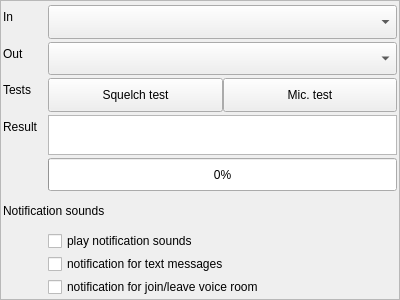
Qt form src/blackgui/components/audiosetupcomponent.ui (swift-project/pilotclient) before a commit.
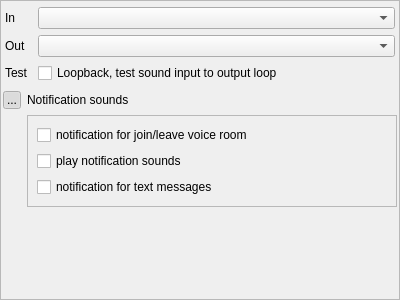
The same form after that commit. Icons and pictures are not drawn.

Commit message: refs #381, adjust GUI for new voice vatlib * Only 1 volume * No tests (squelch ...) * loopback * required backed functions in context

Patch:
```diff
--- a/src/blackgui/components/audiosetupcomponent.ui
+++ b/src/blackgui/components/audiosetupcomponent.ui
@@ -20,23 +20,23 @@
    <enum>QFrame::Raised</enum>
   </property>
   <layout class="QVBoxLayout" name="vl_AudioSetup">
-   <property name="spacing">
-    <number>3</number>
-   </property>
    <property name="leftMargin">
-    <number>0</number>
+    <number>2</number>
    </property>
    <property name="topMargin">
-    <number>0</number>
+    <number>2</number>
    </property>
    <property name="rightMargin">
-    <number>0</number>
+    <number>2</number>
    </property>
    <property name="bottomMargin">
-    <number>0</number>
+    <number>2</number>
    </property>
    <item>
     <layout class="QFormLayout" name="fl_SetupAudio">
+     <property name="sizeConstraint">
+      <enum>QLayout::SetDefaultConstraint</enum>
+     </property>
      <property name="fieldGrowthPolicy">
       <enum>QFormLayout::AllNonFixedFieldsGrow</enum>
      </property>
@@ -98,139 +98,106 @@
      <item row="2" column="0">
       <widget class="QLabel" name="lbl_SetupAudioVoiceTests">
        <property name="text">
-        <string>Tests</string>
+        <string>Test</string>
        </property>
       </widget>
      </item>
      <item row="2" column="1">
-      <widget class="QWidget" name="wi_SetupAudioTests" native="true">
-       <layout class="QHBoxLayout" name="hl_SetupAudioTestsTop">
-        <property name="spacing">
-         <number>0</number>
-        </property>
-        <property name="leftMargin">
-         <number>0</number>
-        </property>
-        <property name="topMargin">
-         <number>0</number>
-        </property>
-        <property name="rightMargin">
-         <number>0</number>
-        </property>
-        <property name="bottomMargin">
-         <number>0</number>
-        </property>
-        <item>
-         <layout class="QHBoxLayout" name="hl_SetupAudioTests">
-          <item>
-           <widget class="QPushButton" name="pb_SetupAudioSquelchTest">
-            <property name="sizePolicy">
-             <sizepolicy hsizetype="Preferred" vsizetype="Preferred">
-              <horstretch>0</horstretch>
-              <verstretch>0</verstretch>
-             </sizepolicy>
-            </property>
-            <property name="maximumSize">
-             <size>
-              <width>16777215</width>
-              <height>16777215</height>
-             </size>
-            </property>
-            <property name="autoFillBackground">
-             <bool>false</bool>
-            </property>
-            <property name="text">
-             <string>Squelch test</string>
-            </property>
-           </widget>
-          </item>
-          <item>
-           <widget class="QPushButton" name="pb_SetupAudioMicrophoneTest">
-            <property name="sizePolicy">
-             <sizepolicy hsizetype="Preferred" vsizetype="Preferred">
-              <horstretch>0</horstretch>
-              <verstretch>0</verstretch>
-             </sizepolicy>
-            </property>
-            <property name="maximumSize">
-             <size>
-              <width>16777215</width>
-              <height>16777215</height>
-             </size>
-            </property>
-            <property name="text">
-             <string>Mic. test</string>
-            </property>
-           </widget>
-          </item>
-         </layout>
-        </item>
-       </layout>
+      <widget class="QCheckBox" name="cb_SetupAudioLoopback">
+       <property name="text">
+        <string>Loopback, test sound input to output loop</string>
+       </property>
       </widget>
      </item>
-     <item row="3" column="0">
-      <widget class="QLabel" name="lbl_SetupAudioTestActionAndResult">
+    </layout>
+   </item>
+   <item>
+    <layout class="QGridLayout" name="gl_NotificationSounds">
+     <item row="0" column="1">
+      <widget class="QLabel" name="lbl_NotificationSounds">
        <property name="text">
-        <string>Result</string>
+        <string>Notification sounds</string>
        </property>
       </widget>
      </item>
-     <item row="3" column="1">
-      <widget class="QPlainTextEdit" name="pte_SetupAudioTestActionAndResult">
+     <item row="0" column="0">
+      <widget class="QToolButton" name="tb_ExpandNotificationSounds">
        <property name="maximumSize">
         <size>
-         <width>16777215</width>
-         <height>40</height>
+         <width>18</width>
+         <height>18</height>
         </size>
        </property>
-       <property name="readOnly">
-        <bool>true</bool>
+       <property name="toolTip">
+        <string>Toggle visibility</string>
        </property>
-      </widget>
-     </item>
-     <item row="4" column="1">
-      <widget class="QProgressBar" name="prb_SetupAudioTestProgress">
-       <property name="sizePolicy">
-        <sizepolicy hsizetype="Preferred" vsizetype="Preferred">
-         <horstretch>0</horstretch>
-         <verstretch>0</verstretch>
-        </sizepolicy>
+       <property name="text">
+        <string>...</string>
        </property>
-       <property name="value">
-        <number>0</number>
+       <property name="icon">
+        <iconset resource="../../blackmisc/blackmisc.qrc">
+         <normaloff>:/diagona/icons/diagona/icons/toggle-expand.png</normaloff>
+         <normalon>:/diagona/icons/diagona/icons/toggle.png</normalon>:/diagona/icons/diagona/icons/toggle-expand.png</iconset>
        </property>
-      </widget>
-     </item>
-     <item row="5" column="0" colspan="2">
-      <widget class="QLabel" name="lbl_SetupAudioNotificationSounds">
-       <property name="text">
-        <string>Notification sounds</string>
+       <property name="checkable">
+        <bool>true</bool>
        </property>
-      </widget>
-     </item>
-     <item row="6" column="1">
-      <widget class="QCheckBox" name="cb_SetupAudioPlayNotificationSounds">
-       <property name="text">
-        <string>play notification sounds</string>
+       <property name="checked">
+        <bool>true</bool>
        </property>
       </widget>
      </item>
-     <item row="7" column="1">
-      <widget class="QCheckBox" name="cb_SetupAudioNotificationTextMessage">
-       <property name="text">
-        <string>notification for text messages</string>
+     <item row="2" column="1">
+      <widget class="QFrame" name="fr_NotificationSoundsInner">
+       <property name="frameShape">
+        <enum>QFrame::StyledPanel</enum>
        </property>
-      </widget>
-     </item>
-     <item row="8" column="1">
-      <widget class="QCheckBox" name="cb_SetupAudioNotificationVoiceRoom">
-       <property name="text">
-        <string>notification for join/leave voice room</string>
+       <property name="frameShadow">
+        <enum>QFrame::Raised</enum>
        </property>
+       <layout class="QVBoxLayout" name="verticalLayout">
+        <item>
+         <widget class="QCheckBox" name="cb_SetupAudioNotificationVoiceRoom">
+          <property name="text">
+           <string>notification for join/leave voice room</string>
+          </property>
+         </widget>
+        </item>
+        <item>
+         <widget class="QCheckBox" name="cb_SetupAudioPlayNotificationSounds">
+          <property name="text">
+           <string>play notification sounds</string>
+          </property>
+          <property name="checked">
+           <bool>false</bool>
+          </property>
+         </widget>
+        </item>
+        <item>
+         <widget class="QCheckBox" name="cb_SetupAudioNotificationTextMessage">
+          <property name="text">
+           <string>notification for text messages</string>
+          </property>
+         </widget>
+        </item>
+       </layout>
       </widget>
      </item>
     </layout>
    </item>
+   <item>
+    <spacer name="vs_AudioSetup">
+     <property name="orientation">
+      <enum>Qt::Vertical</enum>
+     </property>
+     <property name="sizeHint" stdset="0">
+      <size>
+       <width>20</width>
+       <height>143</height>
+      </size>
+     </property>
+    </spacer>
+   </item>
   </layout>
  </widget>
  <resources/>
```
Left out of the diff: 6 changed lines with no effect on the pictures. The commit also changes 12 other files.
